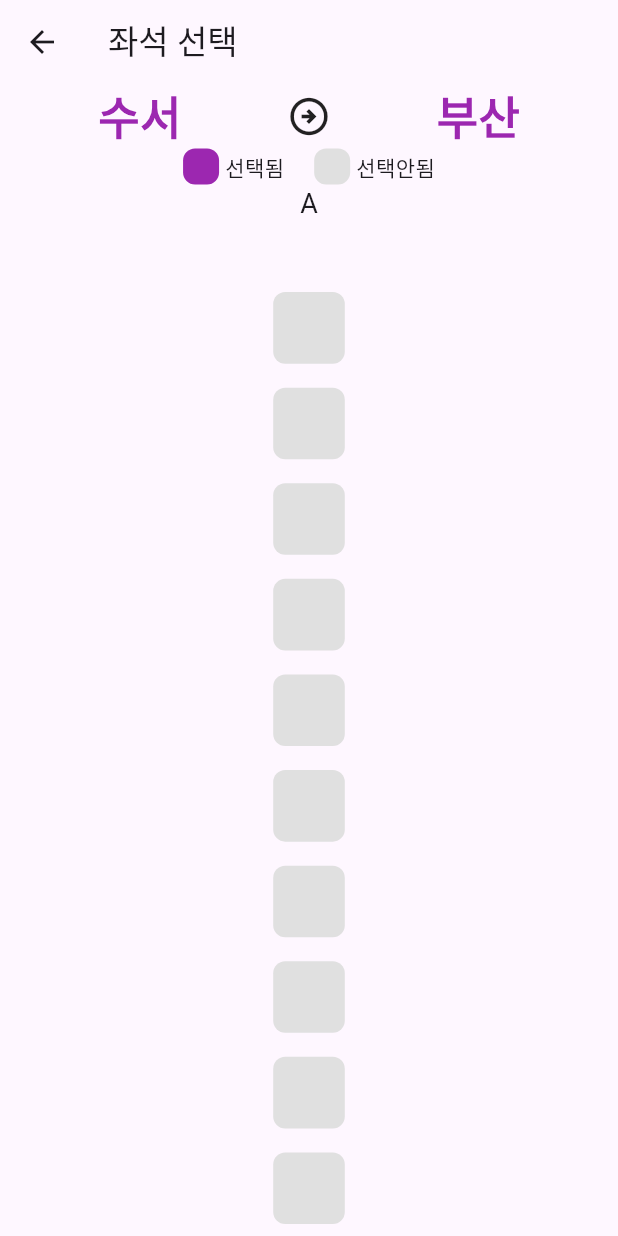
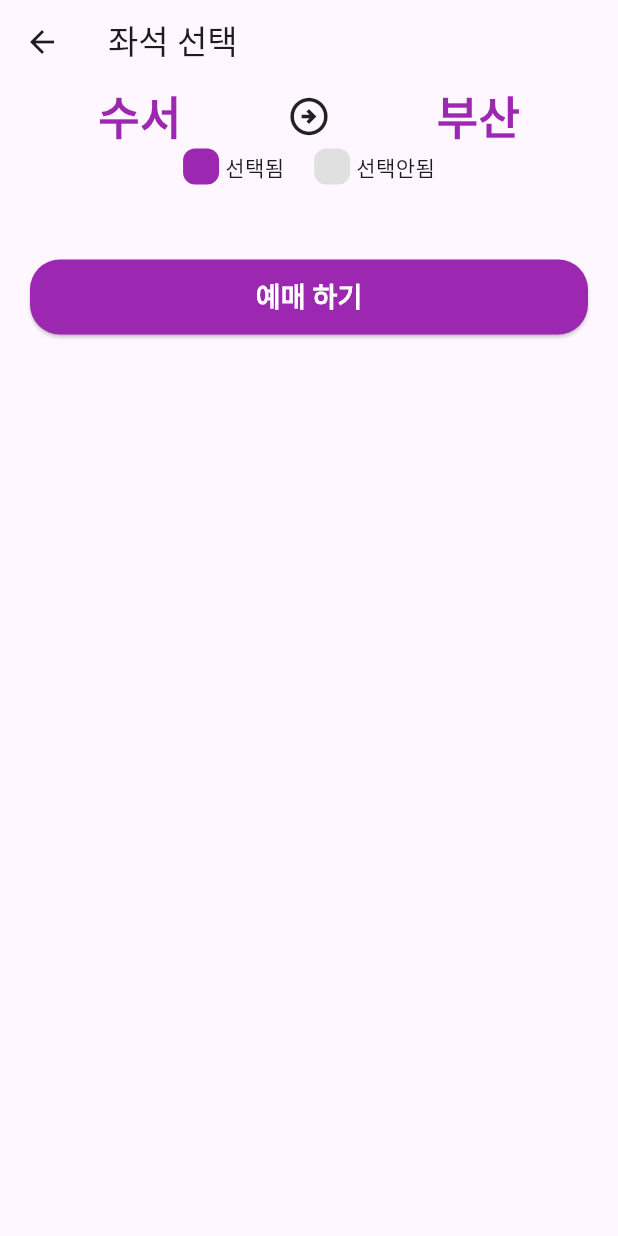
Before and after one commit to seoyeon-haru/flutter_train_app, a Flutter app: the SeatPage screen opened directly, on a phone screen of 412 x 824 dp. Run offline on Flutter 3.47's test engine with Material 3 defaults, Android fonts, the phone set to English and light mode, and no system bars.

Commit message:
Add button

```diff
--- a/lib/fourth/seat_page.dart
+++ b/lib/fourth/seat_page.dart
@@ -8,7 +8,37 @@ class SeatPage extends StatelessWidget {
       appBar: AppBar(
         title: Text('좌석 선택'),
       ),
-      body: SeatSelect(),
+      body: Padding(
+        padding: const EdgeInsets.symmetric(horizontal: 20),
+        child: Column(
+          children: [
+             SeatSelect(),
+             SizedBox(
+                width: double.infinity,
+                height: 50,
+                child: ElevatedButton(
+                    onPressed: () {
+                      Navigator.push(context, MaterialPageRoute(builder: (context) {
+                        return SeatPage();
+                      }));
+                    },
+                    style: ElevatedButton.styleFrom(
+                      backgroundColor: Colors.purple, // 버튼 배경색 설정
+                      shape: RoundedRectangleBorder(
+                        borderRadius: BorderRadius.circular(20), // 버튼 모서리 둥글기
+                      ),
+                    ),
+                    child: Text(
+                      '예매 하기',
+                      style: TextStyle(
+                          color: Colors.white,
+                          fontSize: 18,
+                          fontWeight: FontWeight.bold),
+                    )),
+              )
+          ],
+        ),
+      )
     );
   }
 }
--- a/lib/fourth/widget/seat_select.dart
+++ b/lib/fourth/widget/seat_select.dart
@@ -37,27 +37,13 @@ class SeatSelect extends StatelessWidget {
           label(Colors.grey[300]!, '선택안됨'), // 함수 선언
         ],
       ),
-      Expanded(
-        child: Column(
-          children: [
-            Expanded(
-              child: Text(
-                'A',
-                style: TextStyle(fontSize: 18),
-              ),
-            ),
-            chair(),
-            chair(),
-            chair(),
-            chair(),
-            chair(),
-            chair(),
-            chair(),
-            chair(),
-            chair(),
-            chair(),
-          ],
-        ),
+      Row(
+        mainAxisAlignment: MainAxisAlignment.center,
+        children: [
+          textLabel('A'),
+          SizedBox(width: 4),
+          textLabel('B'),
+        ],
       )
     ]);
   }
@@ -78,16 +64,13 @@ Row label(Color color, String text) {
   );
 }
 
-Widget chair() {
-  return Expanded(
-      child: Padding(
-        padding: const EdgeInsets.symmetric(vertical: 8),
-        child: AspectRatio(
-            aspectRatio: 1,
-            child: Container(
-        decoration: BoxDecoration(
-            borderRadius: BorderRadius.circular(8), color: Colors.grey[300]!),
-            ),
-          ),
-      ));
+Row textLabel(String text) {
+  return Row(
+    children: [
+      Container(
+        width: 50,
+        height: 50,
+      )
+    ],
+  );
 }
```
